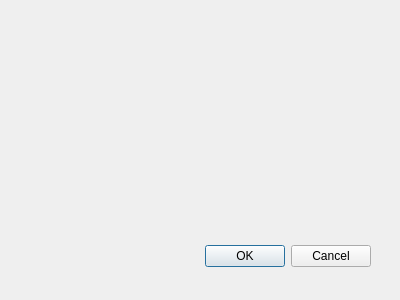
Old version of the form editmatdb.ui in the repository xavor92/Ardis2Holzma.
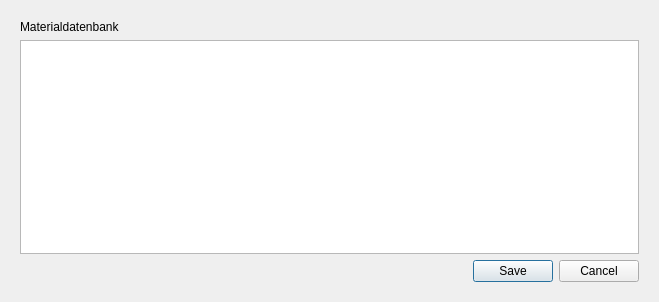
New version of the form.

Patch:
```diff
--- a/editmatdb.ui
+++ b/editmatdb.ui
@@ -8,29 +8,41 @@
    <rect>
     <x>0</x>
     <y>0</y>
-    <width>400</width>
-    <height>300</height>
+    <width>659</width>
+    <height>302</height>
    </rect>
   </property>
   <property name="windowTitle">
    <string>Dialog</string>
   </property>
-  <widget class="QDialogButtonBox" name="buttonBox">
-   <property name="geometry">
-    <rect>
-     <x>30</x>
-     <y>240</y>
-     <width>341</width>
-     <height>32</height>
-    </rect>
-   </property>
-   <property name="orientation">
-    <enum>Qt::Horizontal</enum>
-   </property>
-   <property name="standardButtons">
-    <set>QDialogButtonBox::Cancel|QDialogButtonBox::Ok</set>
-   </property>
-  </widget>
+  <layout class="QVBoxLayout" name="verticalLayout_2">
+   <item>
+    <widget class="QWidget" name="verticalWidget" native="true">
+     <layout class="QVBoxLayout" name="verticalLayout">
+      <item>
+       <widget class="QLabel" name="label">
+        <property name="text">
+         <string>Materialdatenbank</string>
+        </property>
+       </widget>
+      </item>
+      <item>
+       <widget class="QTableView" name="tableView"/>
+      </item>
+      <item>
+       <widget class="QDialogButtonBox" name="buttonBox">
+        <property name="orientation">
+         <enum>Qt::Horizontal</enum>
+        </property>
+        <property name="standardButtons">
+         <set>QDialogButtonBox::Cancel|QDialogButtonBox::Save</set>
+        </property>
+       </widget>
+      </item>
+     </layout>
+    </widget>
+   </item>
+  </layout>
  </widget>
  <pixmapfunction/>
  <resources/>
```
Left out of the diff: 40 changed lines with no effect on the pictures.
